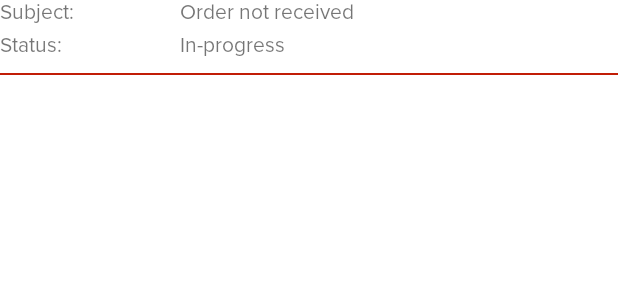
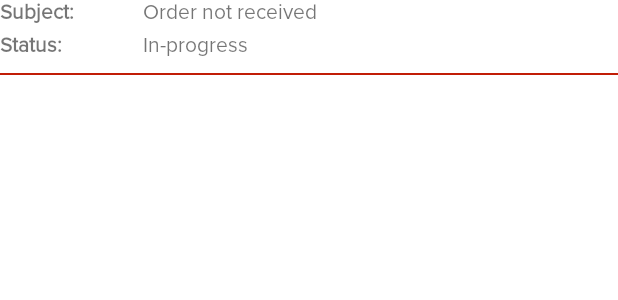
Before and after one commit to AIR-FOI-HR/AIR2102-ecx-frontend, an Android app: the layout support_ticket_row_item.xml on its own in the app's theme, with its tools: preview values and no code run, on a phone screen of 412 x 824 dp. Shown: the top 300 px of the screen. Run offline under Robolectric (Android 15) with nearby library versions, the phone set to English and light mode, and no system bars.

Commit message:
WBL-45 Text styling Fixed text styling on every list item.
Took 4 minutes

```diff
--- a/app/src/main/res/layout/support_ticket_row_item.xml
+++ b/app/src/main/res/layout/support_ticket_row_item.xml
@@ -11,22 +11,24 @@
             android:layout_width="wrap_content"
             android:layout_height="wrap_content"
             android:text="@string/ticket_subject"
-            android:width="100dp"
+            android:width="75dp"
             app:layout_constraintTop_toTopOf="parent"
-            app:layout_constraintStart_toStartOf="parent" />
+            app:layout_constraintStart_toStartOf="parent"
+            android:textStyle="bold" />
 
     <TextView
             android:id="@+id/labelStatus"
             android:layout_width="wrap_content"
             android:layout_height="wrap_content"
             android:text="@string/ticket_status"
-            android:width="100dp"
+            android:width="75dp"
             app:layout_constraintTop_toBottomOf="@+id/labelSubject"
             app:layout_constraintStart_toStartOf="parent"
             app:layout_constraintBottom_toBottomOf="parent"
             android:layout_alignParentStart="true"
             android:layout_marginTop="5dp"
-            android:layout_below="@+id/labelSubject" />
+            android:layout_below="@+id/labelSubject"
+            android:textStyle="bold" />
 
     <TextView
             android:id="@+id/tv_ticket_subject"
```
